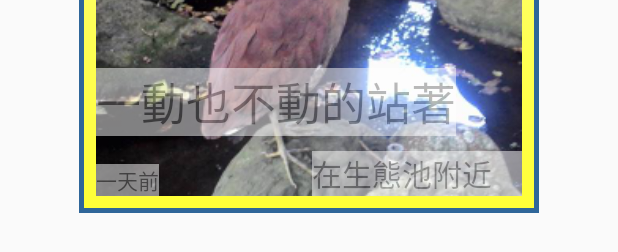
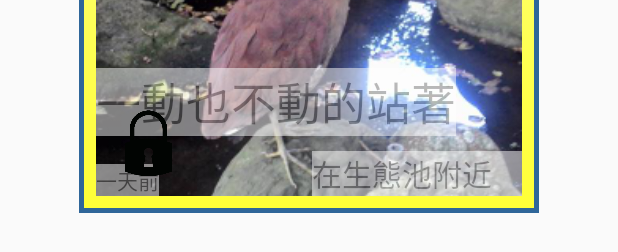
Before and after one commit to ZhongTing/Hey, an Android app: the layout card.xml on its own in the app's theme, with its tools: preview values and no code run, on a phone screen of 412 x 824 dp. Shown: the part 352-604 px from the top of the screen. Run offline under Robolectric (Android 15) with nearby library versions, the phone set to English and light mode, and no system bars; plain views replace CropImageView.

Commit message:
finish Post Card Privacy Mode Switch

```diff
--- a/app/src/main/java/slm2015/hey/entity/Issue.java
+++ b/app/src/main/java/slm2015/hey/entity/Issue.java
@@ -14,7 +14,7 @@ public class Issue {
     private Bitmap image = null;
     private boolean like;
     private Date timestamp;
-    private boolean incognito;
+    private boolean incognito = false;
     private String photoURL = null;
 
     public Issue() {
@@ -130,6 +130,7 @@ public class Issue {
         this.description = "";
         this.place = "";
         this.subject = "";
+        this.incognito = false;
     }
 
     public boolean hasImage() {
--- a/app/src/main/res/layout/card.xml
+++ b/app/src/main/res/layout/card.xml
@@ -80,13 +80,13 @@
 
                 <ImageView
                     android:id="@+id/incognito"
-                    android:layout_width="20dp"
-                    android:layout_height="20dp"
+                    android:layout_width="50dp"
+                    android:layout_height="50dp"
+                    android:layout_margin="10dp"
+                    android:scaleType="fitCenter"
+                    android:src="@drawable/lock"
                     android:layout_alignParentBottom="true"
-                    android:layout_alignParentLeft="true"
-                    android:layout_gravity="center"
-                    android:src="@drawable/lock"
-                    android:visibility="invisible" />
+                    android:layout_alignParentLeft="true"/>
 
                 <LinearLayout
                     android:layout_width="wrap_content"
--- a/app/src/main/res/layout/card_no_pic.xml
+++ b/app/src/main/res/layout/card_no_pic.xml
@@ -94,8 +94,7 @@
                     android:scaleType="fitCenter"
                     android:src="@drawable/lock"
                     android:layout_alignParentBottom="true"
-                    android:layout_alignParentLeft="true"
-                    android:visibility="invisible"/>
+                    android:layout_alignParentLeft="true"/>
 
                 <LinearLayout
                     android:layout_width="wrap_content"
```
Also changed, not shown: app/src/main/java/slm2015/hey/view/component/IssueCard.java (+18 -6 lines), app/src/main/java/slm2015/hey/view/tabs/post/PreviewFragment.java (+9 -4 lines).
